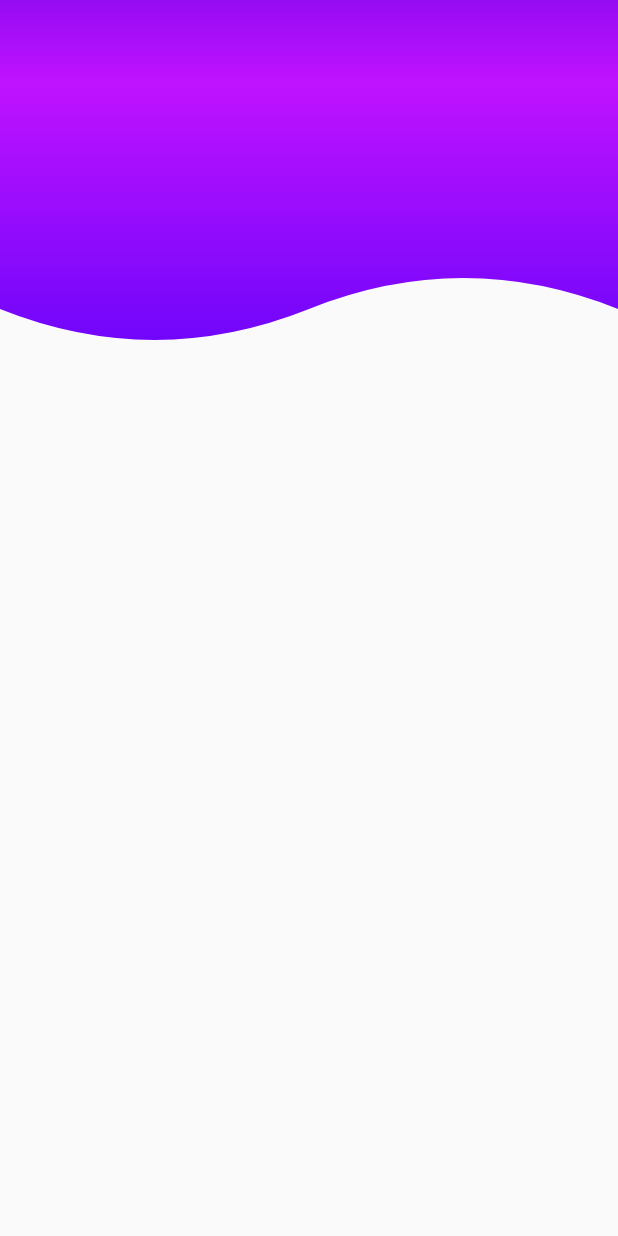
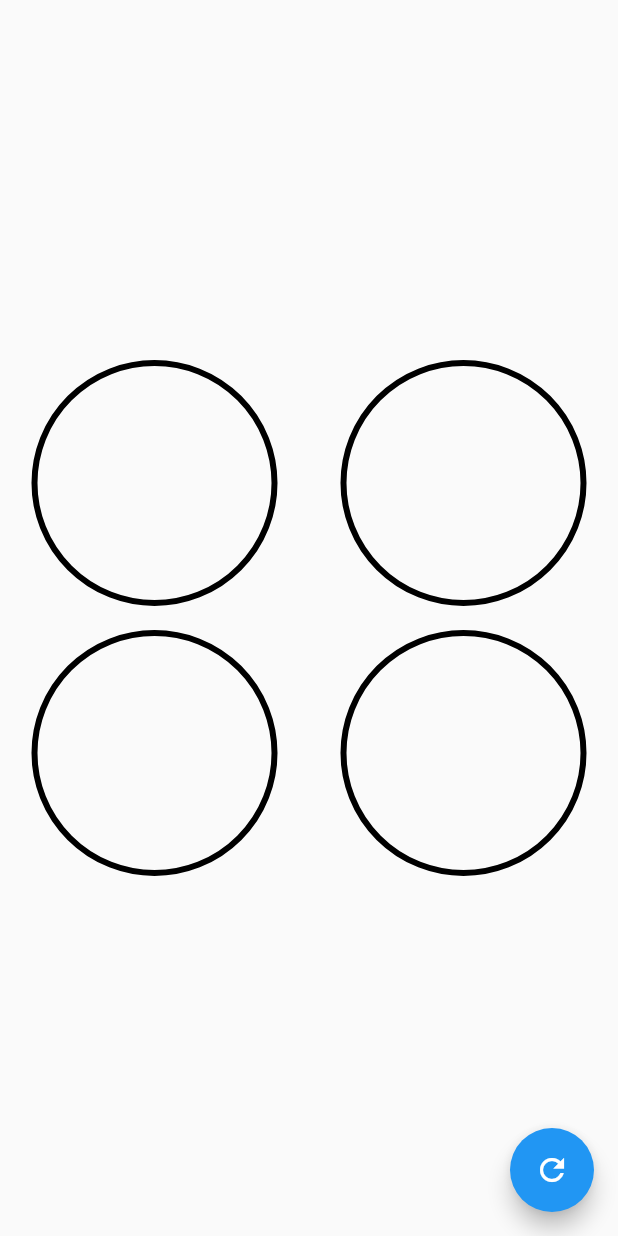
Before and after one commit to devlitus/disenio-flutter, a Flutter app: the screen it shows after launch, on a phone screen of 412 x 824 dp. Run offline on Flutter 3.47's test engine with Material 2 defaults, Android fonts, the phone set to English and light mode, and no system bars.

Commit message:
progreso circular

```diff
--- a/disenosheader/lib/main.dart
+++ b/disenosheader/lib/main.dart
@@ -1,3 +1,4 @@
+import 'package:disenosheader/src/pages/graficas_circulares_page.dart';
 import 'package:disenosheader/src/pages/header_page.dart';
 import 'package:flutter/material.dart';
 
@@ -9,7 +10,7 @@ class MyApp extends StatelessWidget {
     return MaterialApp(
       debugShowCheckedModeBanner: false,
       title: 'Diseños App',
-      home: HeaderPage(),
+      home: GraficasCircularesPage(),
     );
   }
 }
--- /dev/null
+++ b/disenosheader/lib/src/pages/graficas_circulares_page.dart
@@ -0,0 +1,68 @@
+import 'package:disenosheader/src/widgets/radial_progress.dart';
+import 'package:flutter/material.dart';
+
+class GraficasCircularesPage extends StatefulWidget {
+  @override
+  _GraficasCircularesPageState createState() => _GraficasCircularesPageState();
+}
+
+class _GraficasCircularesPageState extends State<GraficasCircularesPage> {
+  double porcentaje = 0.0;
+
+  @override
+  Widget build(BuildContext context) {
+    return Scaffold(
+        floatingActionButton: FloatingActionButton(
+          child: Icon(Icons.refresh),
+          onPressed: () {
+            setState(() {
+              porcentaje += 10;
+              if (porcentaje > 100) {
+                porcentaje = 0.0;
+              }
+            });
+          },
+        ),
+        body: Column(
+          mainAxisAlignment: MainAxisAlignment.center,
+          children: <Widget>[
+            Row(
+              mainAxisAlignment: MainAxisAlignment.spaceAround,
+              children: <Widget>[
+                CustomRadialProgress(porcentaje: porcentaje, color: Colors.greenAccent,),
+                CustomRadialProgress(porcentaje: porcentaje, color: Colors.orangeAccent,),
+              ],
+            ),
+            Row(
+              mainAxisAlignment: MainAxisAlignment.spaceAround,
+              children: <Widget>[
+                CustomRadialProgress(porcentaje: porcentaje, color: Colors.pinkAccent,),
+                CustomRadialProgress(porcentaje: porcentaje, color: Colors.purpleAccent,),
+              ],
+            ),
+          ],
+        ));
+  }
+}
+
+class CustomRadialProgress extends StatelessWidget {
+  final double porcentaje;
+  final Color color;
+
+  const CustomRadialProgress({@required this.porcentaje, @required this.color});
+
+  @override
+  Widget build(BuildContext context) {
+    return Container(
+      width: 180,
+      height: 180,
+      child: RadialProgress(
+        porcentaje: porcentaje,
+        colorPrimary: color,
+        colorSecondary: Colors.black,
+        grosorPrimary: 4,
+        grosorSecondary: 10,
+      ),
+    );
+  }
+}
--- a/disenosheader/lib/src/pages/header_page.dart
+++ b/disenosheader/lib/src/pages/header_page.dart
@@ -1,11 +1,16 @@
 import 'package:flutter/material.dart';
-import 'package:disenosheader/src/widgets/headers.dart';
+//import 'package:disenosheader/src/retos/cuadrado_animado_page.dart';
+
+import '../labs/circular_progress_page.dart';
+//import 'package:disenosheader/src/widgets/headers.dart';
+
+//import 'Animaciones_page.dart';
 
 class HeaderPage extends StatelessWidget {
   @override
   Widget build(BuildContext context) {
     return Scaffold(
-      body: HeaderWaveGradient(),
+      body: CircularProgressPage(),
     );
   }
 }
--- /dev/null
+++ b/disenosheader/lib/src/widgets/radial_progress.dart
@@ -0,0 +1,111 @@
+import 'dart:math';
+import 'package:flutter/material.dart';
+
+class RadialProgress extends StatefulWidget {
+  final porcentaje;
+  final Color colorPrimary;
+  final Color colorSecondary;
+  final double grosorPrimary;
+  final double grosorSecondary;
+
+  RadialProgress({
+    @required this.porcentaje,
+    this.colorPrimary = Colors.blue,
+    this.colorSecondary = Colors.pink,
+    this.grosorPrimary = 10,
+    this.grosorSecondary = 4.0,
+  });
+
+  @override
+  _RadialProgressState createState() => _RadialProgressState();
+}
+
+class _RadialProgressState extends State<RadialProgress>
+    with SingleTickerProviderStateMixin {
+  AnimationController animationController;
+  double porcentajeAnterior;
+
+  @override
+  void initState() {
+    super.initState();
+    porcentajeAnterior = widget.porcentaje;
+    animationController =
+        AnimationController(vsync: this, duration: Duration(milliseconds: 200));
+  }
+
+  @override
+  void dispose() {
+    super.dispose();
+    animationController.dispose();
+  }
+
+  @override
+  Widget build(BuildContext context) {
+    animationController.forward(from: 0.0);
+    final diferenciaAnimar = widget.porcentaje - porcentajeAnterior;
+    porcentajeAnterior = widget.porcentaje;
+    return AnimatedBuilder(
+      animation: animationController,
+      builder: (BuildContext context, Widget child) {
+        return Container(
+          padding: EdgeInsets.all(10),
+          width: double.infinity,
+          height: double.infinity,
+          child: CustomPaint(
+            painter: _MiRadialProgress(
+              (widget.porcentaje - diferenciaAnimar) +
+                  (diferenciaAnimar * animationController.value),
+              widget.colorPrimary,
+              widget.colorSecondary,
+              widget.grosorPrimary,
+              widget.grosorSecondary,
+            ),
+          ),
+        );
+      },
+    );
+  }
+}
+
+class _MiRadialProgress extends CustomPainter {
+  final porcentaje;
+  final Color colorPrimary;
+  final Color colorSecondary;
+  final double grosorSecoandary;
+  final double grosorPrimary;
+
+  _MiRadialProgress(this.porcentaje, this.colorPrimary, this.colorSecondary, this.grosorSecoandary, this.grosorPrimary);
+
+  @override
+  void paint(Canvas canvas, Size size) {
+    final Rect rect = Rect.fromCircle(center: Offset(0.0, 0.0), radius: 180);
+    final Gradient gradient = LinearGradient(colors: <Color>[
+      Color(0xffc012FF),
+      Color(0xff6D05E8),
+      Colors.red
+    ]);
+    // Circulo completado
+    final paint = Paint()
+      ..strokeWidth = grosorSecoandary
+      ..color = colorSecondary
+      ..style = PaintingStyle.stroke;
+    final Offset center = Offset(size.width / 2, size.height / 2);
+    final double radius = min(size.width * 0.5, size.height * 0.5);
+    canvas.drawCircle(center, radius, paint);
+
+    // Arco
+    final paintArc = Paint()
+      ..strokeWidth = grosorPrimary
+//      ..color = colorPrimary
+      ..shader = gradient.createShader(rect)
+      ..strokeCap = StrokeCap.round
+      ..style = PaintingStyle.stroke;
+    // Parte que se deberá ir llenando
+    double arcAngle = 2 * pi * (porcentaje / 100);
+    canvas.drawArc(Rect.fromCircle(center: center, radius: radius), -pi / 2,
+        arcAngle, false, paintArc);
+  }
+
+  @override
+  bool shouldRepaint(CustomPainter oldDelegate) => true;
+}
```
Also changed, not shown: disenosheader/lib/src/labs/circular_progress_page.dart (added, +96 -0 lines), disenosheader/lib/src/pages/Animaciones_page.dart (added, +105 -0 lines), disenosheader/lib/src/retos/cuadrado_animado_page.dart (added, +79 -0 lines).
